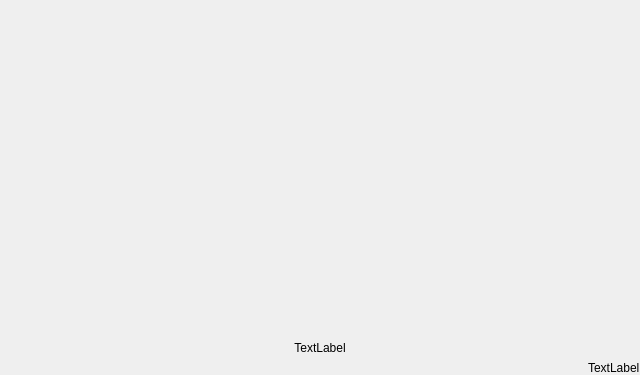
epcpower/st, file epyq/widgets/text.ui: the form before one commit.
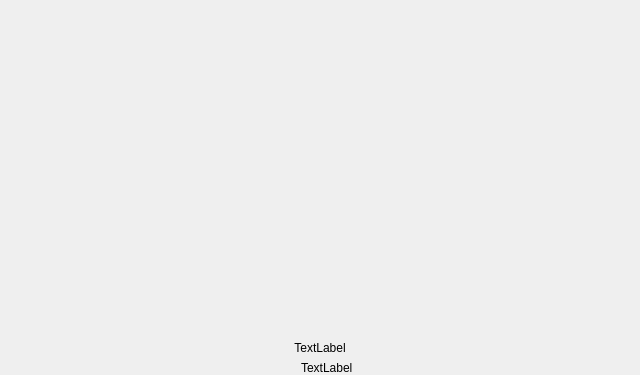
The form after the commit.

Commit message:
Set minimum width on text widgets like for EPC widgets
Fixes T372

What changed in the file:
```diff
--- a/epyq/widgets/text.ui
+++ b/epyq/widgets/text.ui
@@ -64,23 +64,58 @@
        <property name="bottomMargin">
         <number>0</number>
        </property>
+       <item>
+        <spacer name="horizontalSpacer">
+         <property name="orientation">
+          <enum>Qt::Horizontal</enum>
+         </property>
+         <property name="sizeHint" stdset="0">
+          <size>
+           <width>0</width>
+           <height>0</height>
+          </size>
+         </property>
+        </spacer>
+       </item>
        <item>
         <widget class="QLabel" name="value">
          <property name="sizePolicy">
-          <sizepolicy hsizetype="Expanding" vsizetype="Preferred">
+          <sizepolicy hsizetype="Fixed" vsizetype="Preferred">
            <horstretch>0</horstretch>
            <verstretch>0</verstretch>
           </sizepolicy>
          </property>
+         <property name="alignment">
+          <set>Qt::AlignRight|Qt::AlignTrailing|Qt::AlignVCenter</set>
+         </property>
         </widget>
        </item>
        <item>
         <widget class="QLabel" name="units">
+         <property name="sizePolicy">
+          <sizepolicy hsizetype="Fixed" vsizetype="Preferred">
+           <horstretch>0</horstretch>
+           <verstretch>0</verstretch>
+          </sizepolicy>
+         </property>
          <property name="text">
           <string>TextLabel</string>
          </property>
         </widget>
        </item>
+       <item>
+        <spacer name="horizontalSpacer_2">
+         <property name="orientation">
+          <enum>Qt::Horizontal</enum>
+         </property>
+         <property name="sizeHint" stdset="0">
+          <size>
+           <width>0</width>
+           <height>0</height>
+          </size>
+         </property>
+        </spacer>
+       </item>
       </layout>
      </item>
     </layout>
```
The commit also changes 3 other files.
